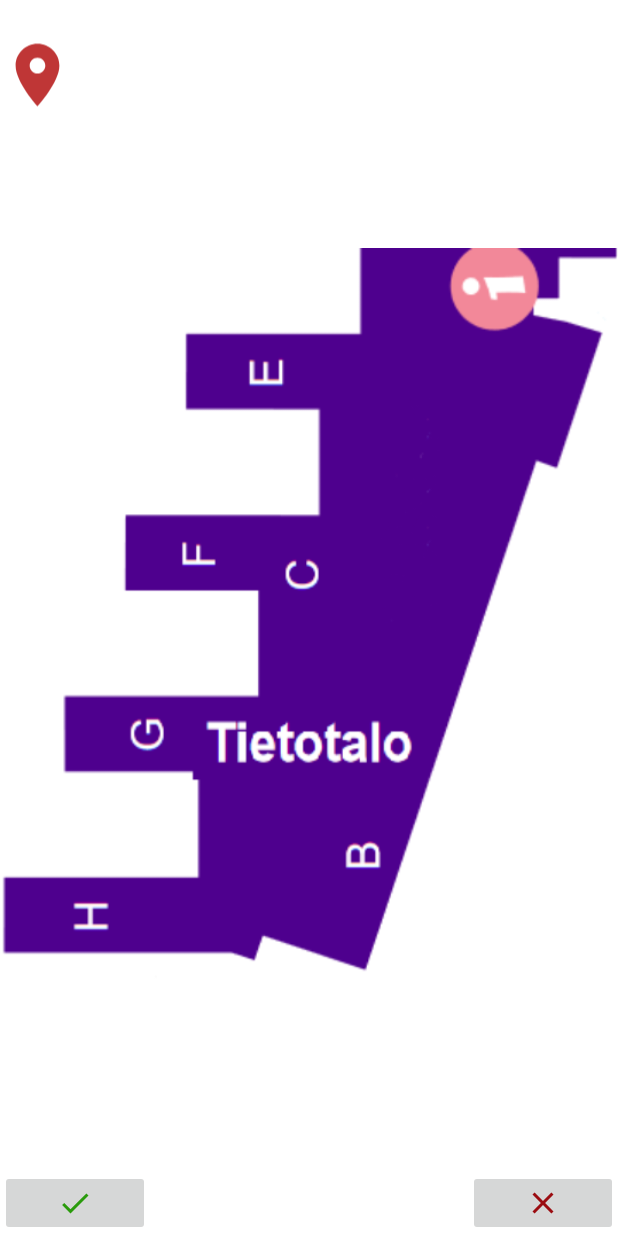
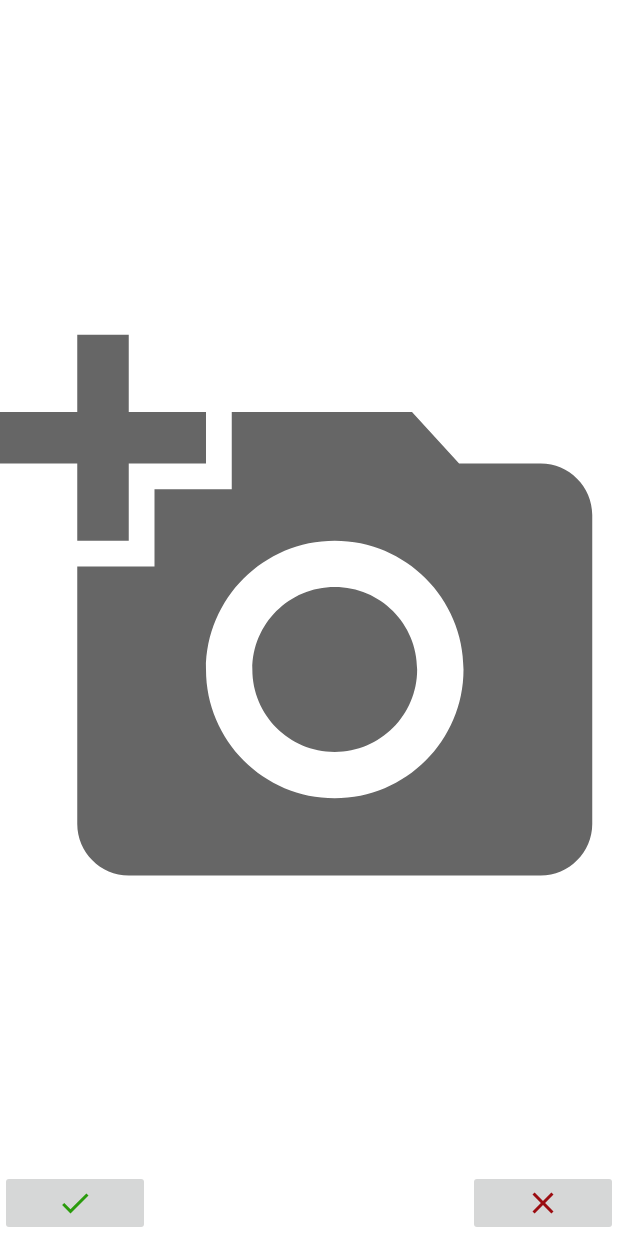
Before and after one commit to Vetelys/Tuni-Place-Recognition-demo, an Android app: the MapActivity screen opened directly, with no data from a screen before it, on a phone screen of 412 x 824 dp. Run offline under Robolectric (Android 15) with nearby library versions, the phone set to English and light mode, and no system bars.

Commit message:
server responds to image request with an image, which is shown on an activity on the android app

```diff
--- a/Place_Recognition_Demo/app/src/main/java/com/example/tuniclassify/MapActivity.java
+++ b/Place_Recognition_Demo/app/src/main/java/com/example/tuniclassify/MapActivity.java
@@ -1,7 +1,12 @@
 package com.example.tuniclassify;
 
 import android.content.Intent;
+import android.graphics.Bitmap;
+import android.graphics.BitmapFactory;
 import android.os.Bundle;
+
+import java.io.FileInputStream;
+import java.io.FileNotFoundException;
 import java.util.Random;
 
 import com.google.android.material.snackbar.Snackbar;
@@ -15,12 +20,13 @@ import android.widget.Toast;
 
 
 public class MapActivity extends AppCompatActivity {
-    private static final int LOCATION_REQUEST_CODE = 1002;
+
     private static final int LOCATION_FAILED = 2000;
 
     ImageButton correctBtn;
     ImageButton falseBtn;
     ImageView location;
+    ImageView mapView;
 
 
 
@@ -28,15 +34,23 @@ public class MapActivity extends AppCompatActivity {
     protected void onCreate(Bundle savedInstanceState) {
         super.onCreate(savedInstanceState);
         setContentView(R.layout.activity_map);
-        Intent mapIntent = getIntent();
-        float x_coord = mapIntent.getIntExtra("x_coord", 0);
-        float y_coord = mapIntent.getIntExtra("y_coord", 0);
-        location = findViewById(R.id.loc_marker);
+
+        mapView = findViewById(R.id.map_view);
         correctBtn = findViewById(R.id.correct_btn);
         falseBtn = findViewById(R.id.false_btn);
 
-        placeCoords(x_coord, y_coord);
-        //Toast.makeText(this, "Coordinates: "+ x_coord + " " + y_coord, Toast.LENGTH_LONG).show();
+        //path for saved map image
+        Bitmap map_img;
+        String img_path = getIntent().getStringExtra("img_path");
+        try{
+            FileInputStream is = this.openFileInput(img_path);
+            map_img = BitmapFactory.decodeStream(is);
+            mapView.setImageBitmap(map_img);
+            is.close();
+        } catch (Exception e) {
+            e.printStackTrace();
+        }
+
 
         correctBtn.setOnClickListener(new View.OnClickListener() {
             @Override
@@ -65,8 +79,7 @@ public class MapActivity extends AppCompatActivity {
         overridePendingTransition(R.anim.slide_in_left, R.anim.slide_out_right);
     }
 
-    private void placeCoords(float x, float y) {
-        location.setY(y);
-        location.setX(x);
+    private void placeMapImage(String path) {
+
     }
 }
--- a/Place_Recognition_Demo/app/src/main/res/layout/activity_map.xml
+++ b/Place_Recognition_Demo/app/src/main/res/layout/activity_map.xml
@@ -8,9 +8,10 @@
     android:gravity="center">
 
     <ImageView
+        android:id="@+id/map_view"
         android:layout_width="fill_parent"
         android:layout_height="fill_parent"
-        android:src="@drawable/tietotalo">
+        android:src="@drawable/ic_baseline_add_a_photo_24">
 
     </ImageView>
     <ImageButton
@@ -29,13 +30,6 @@
         android:layout_alignParentEnd="true"
         android:src="@drawable/ic_baseline_clear_24" />
 
-    <ImageView
-        android:id="@+id/loc_marker"
-        android:layout_width="50dp"
-        android:layout_height="100dp"
-        android:translationX="340dp"
-        android:translationY="160dp"
-        app:srcCompat="@drawable/ic_baseline_location_on_24" />
 
 
 </RelativeLayout>
```
Also changed, not shown: Place_Recognition_Demo/app/src/main/java/com/example/tuniclassify/MainActivity.java (+25 -11 lines), 4 other files.
